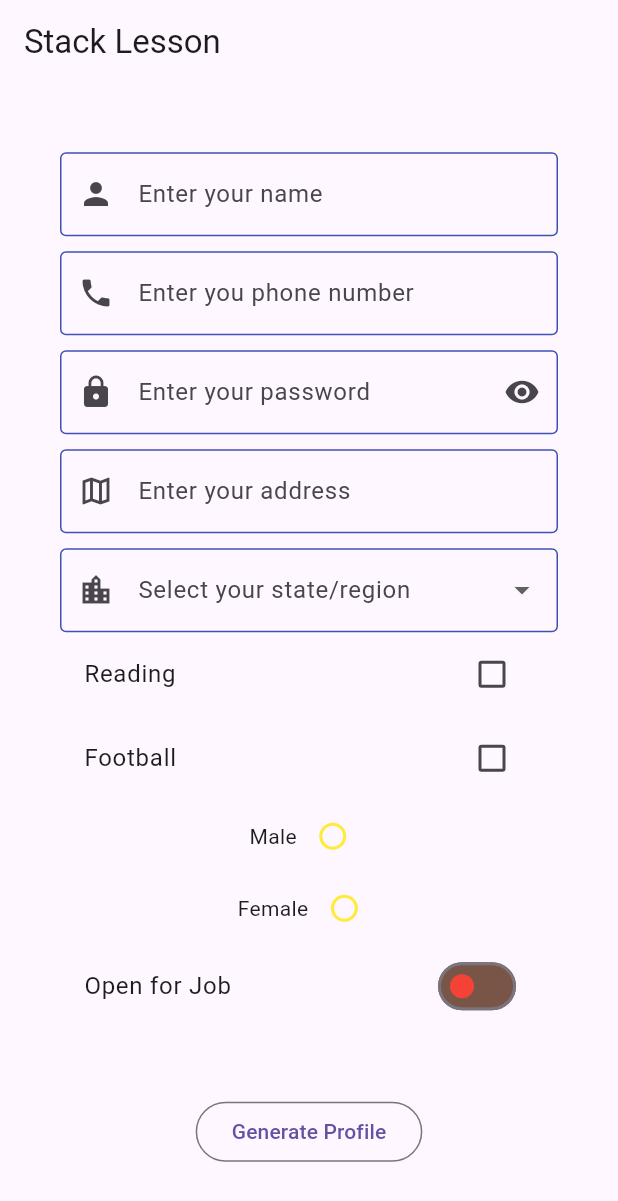
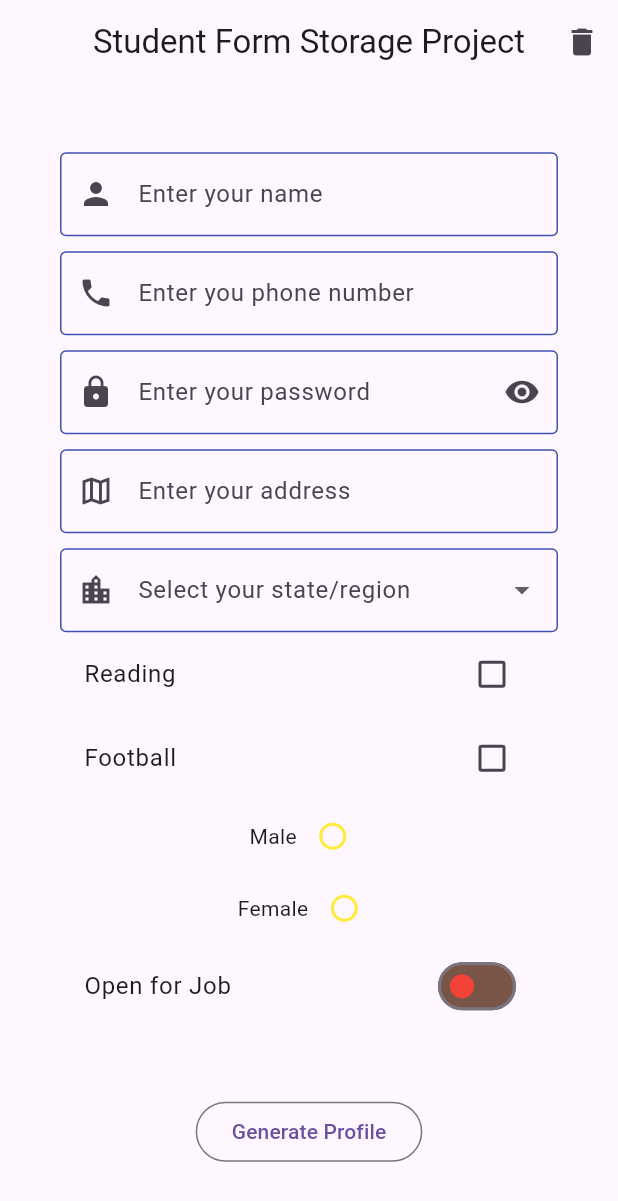
Before and after one commit to thawphone-007/Flutter-Lessons, a Flutter app: the screen it shows after launch, on a phone screen of 412 x 824 dp. Shown: the top 1201 px of the screen. Run offline on Flutter 3.47's test engine with Material 3 defaults, Android fonts, the phone set to English and light mode, and no system bars; our stand-ins replace chat_bubbles, dio, flutter_riverpod, get_it, shared_preferences, web.

Commit message:
Local and Session Web Storage, Student Form Project

```diff
--- a/student_form_storage_project/lib/main.dart
+++ b/student_form_storage_project/lib/main.dart
@@ -1,7 +1,7 @@
 import 'package:flutter/material.dart';
 import 'package:shared_preferences/shared_preferences.dart';
-import 'storage/shared_preferences_student.dart';
 import 'storage/student.dart';
+import 'storage/common_storage.dart';
 
 void main() async {
   WidgetsFlutterBinding.ensureInitialized();
@@ -82,7 +82,9 @@ class _HomeState extends State<Home> {
     _phone = student.phone;
     _password = student.password;
     _address = student.address;
-    _stateRegion = student.stateRegion;
+    if (student.stateRegion.isNotEmpty) {
+      _stateRegion = student.stateRegion;
+    }
     _reading = student.hobbies.contains("Reading");
     _football = student.hobbies.contains("Football");
     _groupValue = student.gender;
@@ -94,9 +96,21 @@ class _HomeState extends State<Home> {
   @override
   Widget build(BuildContext context) {
     return Scaffold(
-      appBar: AppBar(title: const Text('Stack Lesson')),
+      appBar: AppBar(
+        title: const Text('Student Form Storage Project'),
+        centerTitle: true,
+        actions: [
+          IconButton(
+            onPressed: () {
+              _student.clear();
+            },
+            icon: Icon(Icons.delete),
+          ),
+        ],
+      ),
       body: Center(
-        child: Padding(
+        child: Container(
+          constraints: BoxConstraints(maxWidth: 600),
           padding: const EdgeInsets.symmetric(horizontal: 40, vertical: 8),
           child: SingleChildScrollView(
             child: Form(
--- /dev/null
+++ b/student_form_storage_project/lib/storage/common_storage.dart
@@ -0,0 +1 @@
+export 'shared_preferences_student.dart' if(dart.library.html) "session_web_student.dart";
--- /dev/null
+++ b/student_form_storage_project/lib/storage/session_web_student.dart
@@ -0,0 +1,49 @@
+import 'dart:convert';
+import 'package:shared_preferences/shared_preferences.dart';
+import 'package:web/web.dart';
+import 'student.dart';
+
+class SharedPreferencesStudent {
+  final String _name = "name";
+  final String _phone = "phone";
+  final String _password = "password";
+  final String _address = "address";
+  final String _stateRegion = "stateRegion";
+  final String _hobbies = "hobbies";
+  final String _gender = "gender";
+  final String _openForJob = "openForJob";
+
+  final session = window.sessionStorage;
+
+  final SharedPreferences sharedPreferences;
+
+  SharedPreferencesStudent({required this.sharedPreferences});
+
+  void saveStudent({required Student student}) {
+    session.setItem(_name, student.name);
+    session.setItem(_phone, student.phone);
+    session.setItem(_password, student.password);
+    session.setItem(_address, student.address);
+    session.setItem(_stateRegion, student.stateRegion);
+    session.setItem(_hobbies, jsonEncode(student.hobbies));
+    session.setItem(_gender, student.gender);
+    session.setItem(_openForJob, student.openForJob.toString());
+  }
+
+  Student getStudent() {
+    return Student(
+      name: session.getItem(_name) ?? "",
+      phone: session.getItem(_phone) ?? "",
+      password: session.getItem(_password) ?? "",
+      address: session.getItem(_address) ?? "",
+      stateRegion: session.getItem(_stateRegion) ?? "",
+      hobbies: List.from(jsonDecode(session.getItem(_hobbies) ?? "[]")),
+      gender: session.getItem(_gender) ?? "",
+      openForJob: session.getItem(_openForJob) == "true",
+    );
+  }
+
+  void clear() {
+    session.clear();
+  }
+}
--- a/student_form_storage_project/lib/storage/shared_preferences_student.dart
+++ b/student_form_storage_project/lib/storage/shared_preferences_student.dart
@@ -1,5 +1,5 @@
+import 'student.dart';
 import 'package:shared_preferences/shared_preferences.dart';
-import 'student.dart';
 
 class SharedPreferencesStudent {
   final String _name = "name";
@@ -13,7 +13,10 @@ class SharedPreferencesStudent {
 
   final SharedPreferences sharedPreferences;
 
-  SharedPreferencesStudent({required this.sharedPreferences});
+  SharedPreferencesStudent({
+
+    required this.sharedPreferences,
+  });
 
   void saveStudent({required Student student}) {
     sharedPreferences.setString(_name, student.name);
@@ -35,7 +38,11 @@ class SharedPreferencesStudent {
       stateRegion: sharedPreferences.getString(_stateRegion) ?? "",
       hobbies: sharedPreferences.getStringList(_hobbies) ?? [],
       gender: sharedPreferences.getString(_gender) ?? "",
-      openForJob: sharedPreferences.getBool(_openForJob) ?? false,
+      openForJob: sharedPreferences.getBool(_openForJob) == true,
     );
   }
+
+  void clear() {
+    sharedPreferences.clear();
+  }
 }
--- a/student_form_storage_project/lib/storage/student.dart
+++ b/student_form_storage_project/lib/storage/student.dart
@@ -8,6 +8,7 @@ class Student {
   final String gender;
   final bool openForJob;
 
+
   Student({
     required this.name,
     required this.phone,
@@ -17,6 +18,7 @@ class Student {
     required this.hobbies,
     required this.gender,
     required this.openForJob,
+
   });
 
   @override
```
